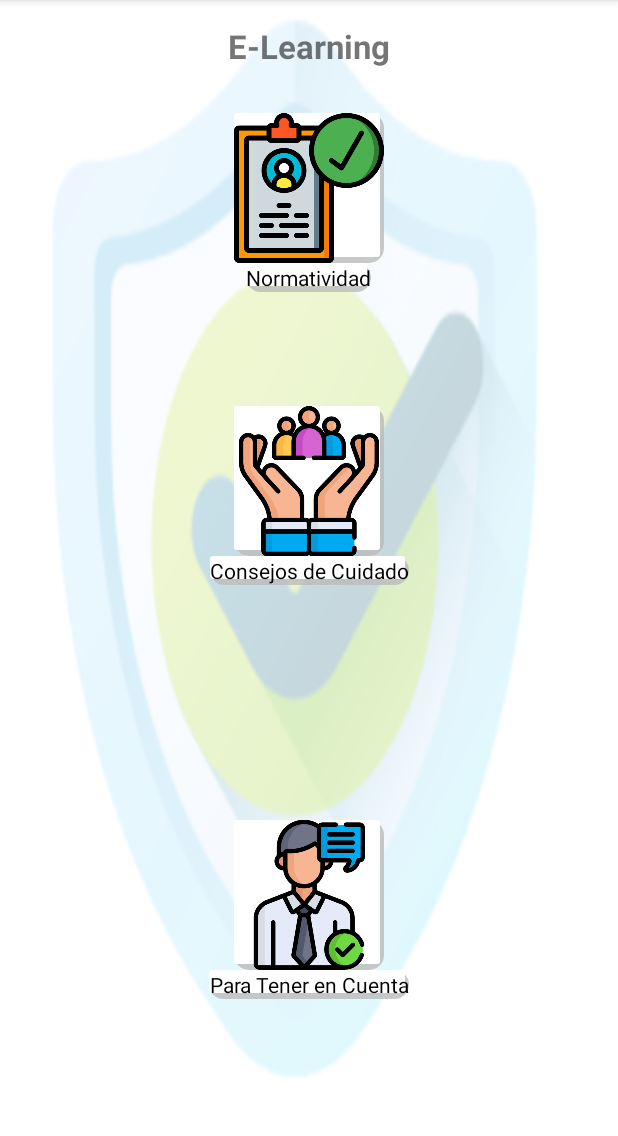
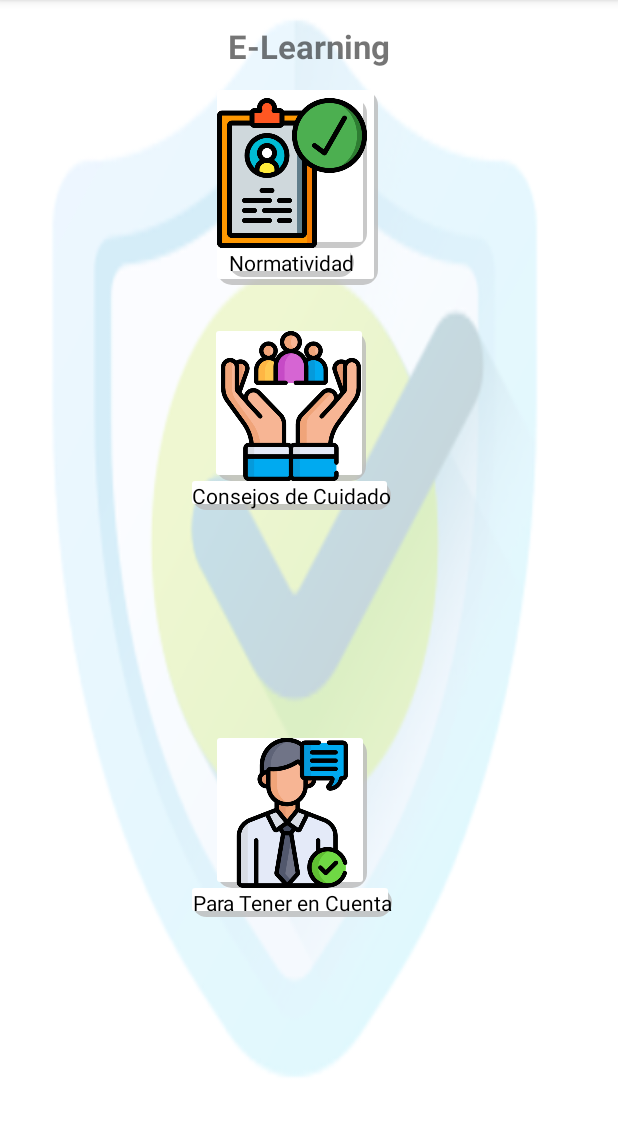
Before and after one commit to diedrych/SECUIRITYOILAPP, an Android app: the e_learning screen opened directly, with no data from a screen before it, on a phone screen of 412 x 824 dp, the part 84-1220 px from its top. Run offline under Robolectric (Android 15) with nearby library versions, the phone set to English and light mode, and no system bars.

```diff
--- a/app/src/main/res/layout/activity_e_learning.xml
+++ b/app/src/main/res/layout/activity_e_learning.xml
@@ -21,11 +21,18 @@
         app:layout_constraintStart_toStartOf="parent"
         app:layout_constraintTop_toTopOf="parent" />
 
+    android:layout_width="match_parent"
+    android:layout_height="match_parent"
+    android:layout_margin="30sp"
+    android:columnCount="2"
+    android:rowCount="4">
+
+
+
     <GridLayout
         android:layout_width="match_parent"
         android:layout_height="match_parent"
-
-        android:layout_margin="10sp"
+        android:layout_margin="30sp"
         android:columnCount="1"
         android:rowCount="3">
 
@@ -34,8 +41,11 @@
             android:layout_height="wrap_content"
             android:layout_gravity="center_vertical|center_horizontal"
             android:layout_margin="5sp"
-            android:layout_marginTop="60sp"
+            android:layout_marginRight="20sp"
+            android:layout_marginTop="30sp"
+            android:background="@drawable/white_rectangle_background"
             android:gravity="center"
+            android:paddingRight="7sp"
             android:orientation="vertical">
 
             <ImageView
@@ -63,9 +73,11 @@
             android:layout_width="wrap_content"
             android:layout_height="wrap_content"
             android:layout_gravity="center_vertical|center_horizontal"
+            android:layout_marginRight="20sp"
             android:layout_margin="5sp"
-            android:layout_marginTop="60sp"
+            android:layout_marginTop="20sp"
             android:gravity="center"
+            android:paddingRight="7sp"
             android:orientation="vertical">
 
             <ImageView
@@ -93,9 +105,11 @@
             android:layout_width="wrap_content"
             android:layout_height="wrap_content"
             android:layout_gravity="center_vertical|center_horizontal"
+            android:layout_marginRight="20sp"
             android:layout_margin="5sp"
-            android:layout_marginTop="60sp"
+            android:layout_marginTop="20sp"
             android:gravity="center"
+            android:paddingRight="7sp"
             android:orientation="vertical">
 
             <ImageView
--- a/app/src/main/res/layout/activity_normativity.xml
+++ b/app/src/main/res/layout/activity_normativity.xml
@@ -25,9 +25,9 @@
         android:layout_width="match_parent"
         android:layout_height="match_parent"
 
-        android:layout_margin="5sp"
+        android:layout_margin="30sp"
         android:columnCount="1"
-        android:rowCount="7">
+        android:rowCount="8">
 
 
 
```
Also changed, not shown: app/src/main/res/layout/activity_content.xml (+8 -9 lines), 2 other files.
